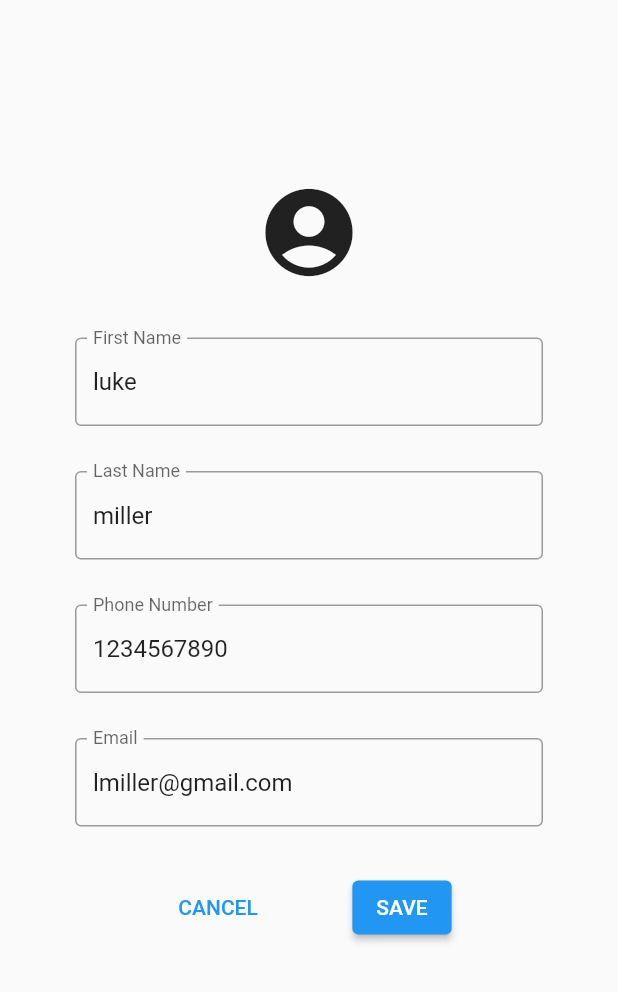
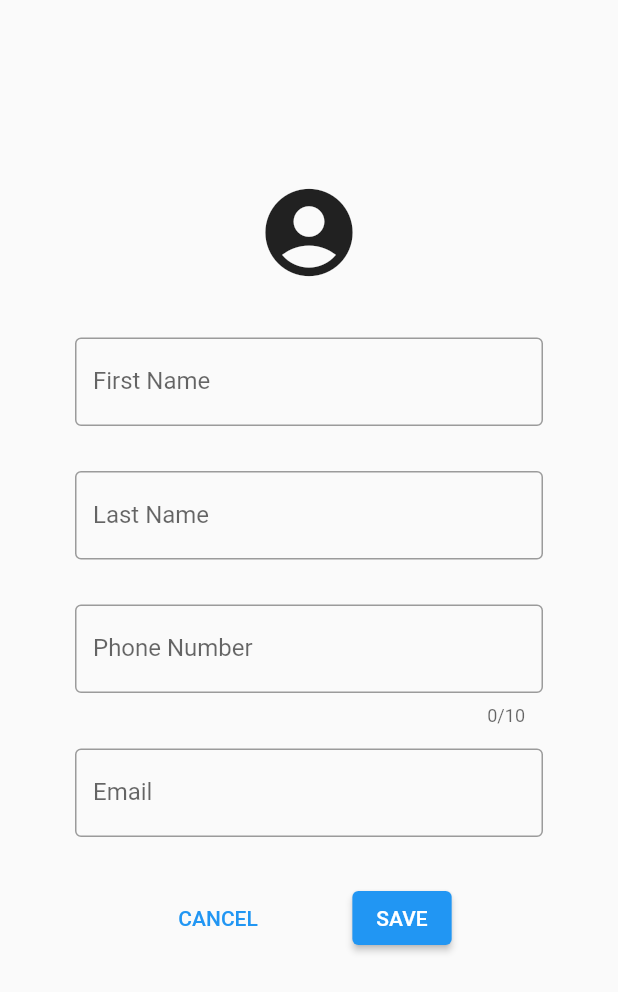
Before and after one commit to lukelmiller/Interviews, a Flutter app: the EditContact screen opened by its route, on a phone screen of 412 x 824 dp. Shown: the top 992 px of the screen. Run offline on Flutter 3.47's test engine with Material 2 defaults, Android fonts, the phone set to English and light mode, and no system bars.

Commit message:
Connected Routes
-Data Passes from contacts list to edit contact
-Added Delete Contact Dialog
-Fixed Input error for TextInput Boxes
TODO:
-Send data back from edit contacts view
-Add View contact page and connect edit contact to it

```diff
--- a/contact_app/lib/main.dart
+++ b/contact_app/lib/main.dart
@@ -14,7 +14,7 @@ void main() => runApp(MaterialApp(
         brightness: Brightness.dark,
       ),
       debugShowCheckedModeBanner: false,
-      initialRoute: '/edit_contact',
+      // initialRoute: '/edit_contact',
       routes: {
         '/': (context) => Contacts(title: 'Contacts'),
         '/edit_contact': (context) => EditContact(),
--- a/contact_app/lib/pages/edit_contact.dart
+++ b/contact_app/lib/pages/edit_contact.dart
@@ -7,28 +7,40 @@ class EditContact extends StatefulWidget {
 }
 
 class _EditContactState extends State<EditContact> {
-  var _first = TextEditingController();
-  var _last = TextEditingController();
-  var _phone = TextEditingController();
-  var _email = TextEditingController();
+  Map data = {};
+  bool _init = false;
+  var _first = "";
+  var _last = "";
+  var _phone = "";
+  var _email = "";
 
   @override
   void initState() {
     super.initState();
-    parseData();
+    // print(context);
+    // parseData();
   }
 
   void parseData() {
-    setState(() {
-      _first.text = "luke";
-      _last.text = "miller";
-      _phone.text = "1234567890";
-      _email.text = "lmiller@gmail.com";
-    });
+    if (!_init && data.isNotEmpty) {
+      setState(() {
+        _first = data['contact']['first'];
+        _last = data['contact']['last'];
+        _phone = data['contact']['phone'];
+        _email = data['contact']['email'];
+        _init = true;
+      });
+    } else if (data.isEmpty) {}
   }
 
   @override
   Widget build(BuildContext context) {
+    try {
+      data = ModalRoute.of(context)!.settings.arguments as Map;
+    } catch (e) {
+      print("No data passed");
+    }
+    parseData();
     return Scaffold(
         body: Container(
       margin: const EdgeInsets.fromLTRB(50, 100, 50, 0),
@@ -43,10 +55,14 @@ class _EditContactState extends State<EditContact> {
           Padding(
               padding: const EdgeInsets.symmetric(vertical: 15),
               child: TextField(
-                controller: _first,
+                controller: new TextEditingController.fromValue(
+                    new TextEditingValue(
+                        text: _first,
+                        selection: new TextSelection.collapsed(
+                            offset: _first.length))),
                 onChanged: (String val) {
                   setState(() {
-                    _first.text = val;
+                    _first = val;
                   });
                 },
                 decoration: InputDecoration(
@@ -58,10 +74,14 @@ class _EditContactState extends State<EditContact> {
           Padding(
               padding: const EdgeInsets.symmetric(vertical: 15),
               child: TextField(
-                controller: _last,
+                controller: new TextEditingController.fromValue(
+                    new TextEditingValue(
+                        text: _last,
+                        selection:
+                            new TextSelection.collapsed(offset: _last.length))),
                 onChanged: (String val) {
                   setState(() {
-                    _last.text = val;
+                    _last = val;
                   });
                 },
                 decoration: InputDecoration(
@@ -70,14 +90,20 @@ class _EditContactState extends State<EditContact> {
                     labelText: 'Last Name'),
               )),
           Padding(
-              padding: const EdgeInsets.symmetric(vertical: 15),
+              padding: const EdgeInsets.fromLTRB(0, 15, 0, 0),
               child: TextField(
-                controller: _phone,
+                controller: new TextEditingController.fromValue(
+                    new TextEditingValue(
+                        text: _phone,
+                        selection: new TextSelection.collapsed(
+                            offset: _phone.length))),
                 onChanged: (String val) {
                   setState(() {
-                    _phone.text = val;
+                    _phone = val;
                   });
                 },
+                maxLength: 10,
+                keyboardType: TextInputType.number,
                 decoration: InputDecoration(
                     border: OutlineInputBorder(),
                     hintText: '1234567890',
@@ -86,10 +112,14 @@ class _EditContactState extends State<EditContact> {
           Padding(
               padding: const EdgeInsets.symmetric(vertical: 15),
               child: TextField(
-                controller: _email,
+                controller: new TextEditingController.fromValue(
+                    new TextEditingValue(
+                        text: _email,
+                        selection: new TextSelection.collapsed(
+                            offset: _email.length))),
                 onChanged: (String val) {
                   setState(() {
-                    _email.text = val;
+                    _email = val;
                   });
                 },
                 decoration: InputDecoration(
@@ -107,13 +137,16 @@ class _EditContactState extends State<EditContact> {
                     margin: const EdgeInsets.fromLTRB(0, 0, 55, 0),
                     child: TextButton(
                       child: Text('CANCEL'),
-                      onPressed: () {},
+                      onPressed: () {
+                        Navigator.pop(context, false);
+                      },
                     ),
                   ),
                   ElevatedButton(
                     child: Text('SAVE'),
                     onPressed: () {
-                      print(_first.text);
+                      // print(_first.text);
+                      Navigator.pop(context, true);
                     },
                   )
                 ],
```
Also changed, not shown: contact_app/lib/pages/contacts.dart (+38 -16 lines).
